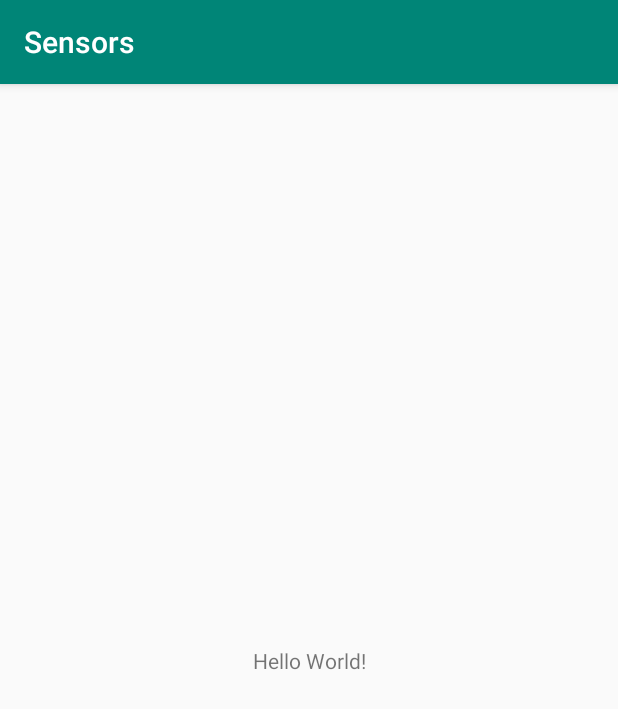
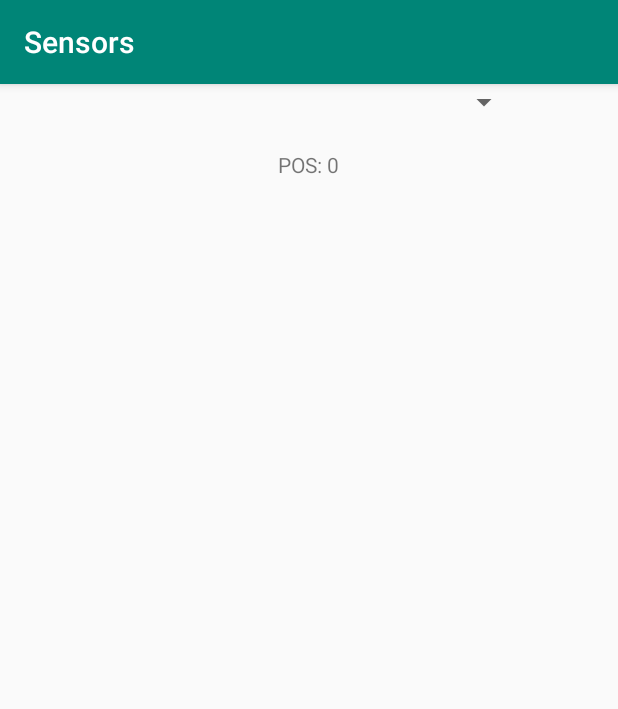
Before and after one commit to MattJNuval/AndroidSensors, an Android app: the screen it shows after launch (MainActivity), on a phone screen of 412 x 824 dp. Shown: the top 709 px of the screen. Run offline under Robolectric (Android 15) with nearby library versions, the phone set to English and light mode, and no system bars.

```diff
--- a/Sensors/app/src/main/java/com/example/sensors/MainActivity.java
+++ b/Sensors/app/src/main/java/com/example/sensors/MainActivity.java
@@ -1,13 +1,57 @@
 package com.example.sensors;
 
+import android.hardware.Sensor;
+import android.hardware.SensorEvent;
+import android.hardware.SensorEventListener;
 import android.support.v7.app.AppCompatActivity;
 import android.os.Bundle;
+import android.view.View;
+import android.widget.AdapterView;
+import android.widget.ArrayAdapter;
+import android.widget.Spinner;
+import android.widget.TextView;
 
-public class MainActivity extends AppCompatActivity {
+public class MainActivity extends AppCompatActivity implements AdapterView.OnItemSelectedListener, SensorEventListener {
+
+    TextView textView;
 
     @Override
     protected void onCreate(Bundle savedInstanceState) {
         super.onCreate(savedInstanceState);
         setContentView(R.layout.activity_main);
+
+        textView = (TextView) findViewById(R.id.tv);
+
+        Spinner spinner = (Spinner) findViewById(R.id.spinner);
+        ArrayAdapter<CharSequence> adapter = ArrayAdapter.createFromResource(this, R.array.sensor_array, android.R.layout.simple_spinner_item);
+
+        adapter.setDropDownViewResource(android.R.layout.simple_spinner_dropdown_item);
+
+        spinner.setAdapter(adapter);
+        spinner.setOnItemSelectedListener(this);
+
+    }
+
+    @Override
+    public void onItemSelected(AdapterView<?> parent, View view, int position, long id) {
+
+        textView.setText("POS: " + position);
+
+
+    }
+
+    @Override
+    public void onNothingSelected(AdapterView<?> parent) {
+
+    }
+
+    @Override
+    public void onSensorChanged(SensorEvent event) {
+
+    }
+
+    @Override
+    public void onAccuracyChanged(Sensor sensor, int accuracy) {
+
     }
 }
--- a/Sensors/app/src/main/res/layout/activity_main.xml
+++ b/Sensors/app/src/main/res/layout/activity_main.xml
@@ -1,18 +1,24 @@
 <?xml version="1.0" encoding="utf-8"?>
-<android.support.constraint.ConstraintLayout xmlns:android="http://schemas.android.com/apk/res/android"
+<LinearLayout xmlns:android="http://schemas.android.com/apk/res/android"
     xmlns:app="http://schemas.android.com/apk/res-auto"
     xmlns:tools="http://schemas.android.com/tools"
     android:layout_width="match_parent"
     android:layout_height="match_parent"
+    android:orientation="vertical"
     tools:context=".MainActivity">
 
-    <TextView
+    <Spinner
+        android:id="@+id/spinner"
         android:layout_width="wrap_content"
         android:layout_height="wrap_content"
-        android:text="Hello World!"
-        app:layout_constraintBottom_toBottomOf="parent"
-        app:layout_constraintLeft_toLeftOf="parent"
-        app:layout_constraintRight_toRightOf="parent"
-        app:layout_constraintTop_toTopOf="parent" />
+        android:layout_gravity="center"/>
 
-</android.support.constraint.ConstraintLayout>
+    <TextView
+        android:id="@+id/tv"
+        android:layout_width="wrap_content"
+        android:layout_height="wrap_content"
+        android:layout_gravity="center"
+        android:layout_marginTop="20dp"
+        android:text="POS: "/>
+
+</LinearLayout>
--- a/Sensors/app/src/main/res/values/strings.xml
+++ b/Sensors/app/src/main/res/values/strings.xml
@@ -1,3 +1,15 @@
 <resources>
     <string name="app_name">Sensors</string>
+    <string-array name="sensor_array">
+        <item> </item>
+        <item>Accelerometer</item>
+        <item>Linear Accelerometer</item>
+        <item>Gravity Sensor</item>
+        <item>Gyroscope</item>
+        <item>Ambient light sensor</item>
+        <item>Ambient magnetic field sensor</item>
+        <item>Proximity sensor</item>
+        <item>Pressure sensor (barometer)</item>
+        <item>Ambient temperature sensor</item>
+    </string-array>
 </resources>
```
